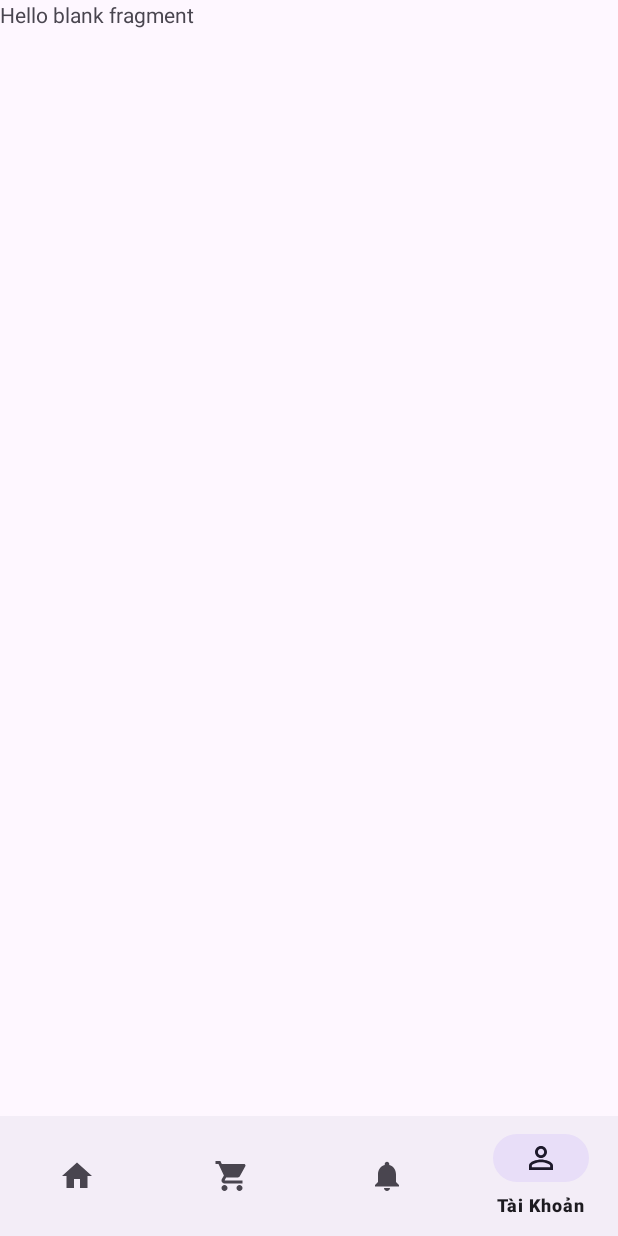
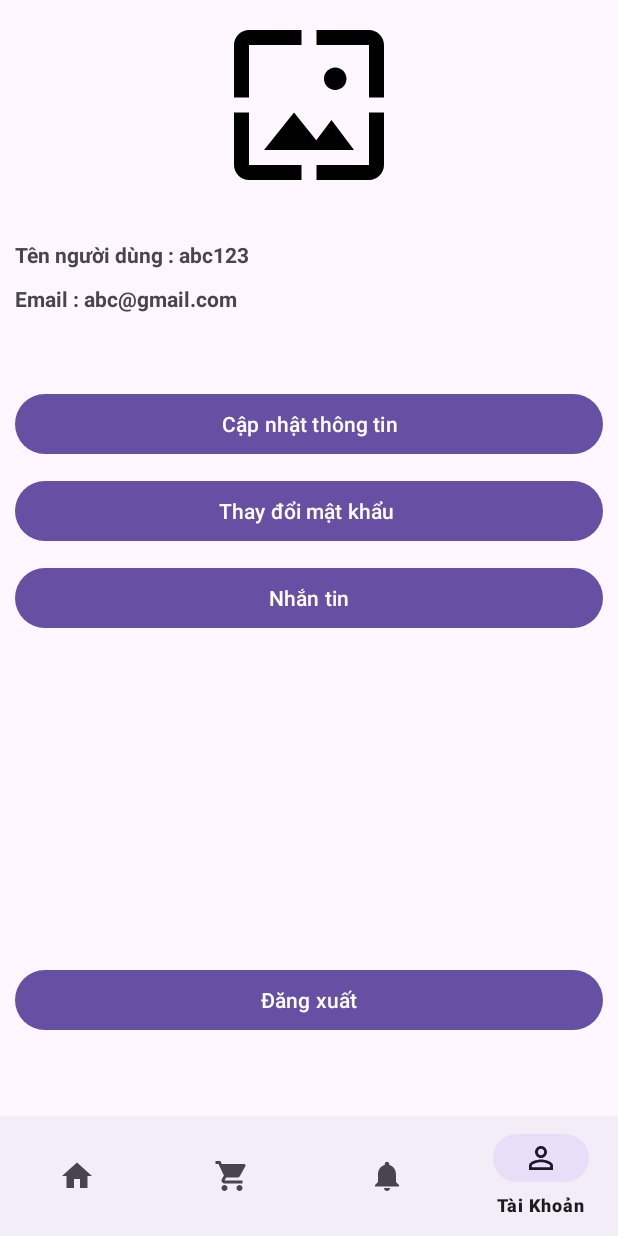
Before and after one commit to sinhdo/DuAnThucTap, an Android app: the HomeFragment screen opened directly, with no data from a screen before it, item 4 of the bottom bar chosen, on a phone screen of 412 x 824 dp. Run offline under Robolectric (Android 15) with nearby library versions, the phone set to English and light mode, and no system bars.

Commit message:
user_profile,chat activiy

```diff
--- a/app/src/main/AndroidManifest.xml
+++ b/app/src/main/AndroidManifest.xml
@@ -12,6 +12,9 @@
         android:supportsRtl="true"
         android:theme="@style/Theme.DuAnThuTap"
         tools:targetApi="31">
+        <activity
+            android:name=".activity.ChatBoxActivity"
+            android:exported="false" />
         <activity
             android:name=".activity.LoginActivity"
             android:exported="false" />
--- a/app/src/main/java/com/example/duanthutap/fragment/HomeFragment.java
+++ b/app/src/main/java/com/example/duanthutap/fragment/HomeFragment.java
@@ -1,14 +1,19 @@
 package com.example.duanthutap.fragment;
 
+import android.content.Intent;
 import android.os.Bundle;
 
+import androidx.annotation.NonNull;
+import androidx.annotation.Nullable;
 import androidx.fragment.app.Fragment;
 
 import android.view.LayoutInflater;
 import android.view.View;
 import android.view.ViewGroup;
+import android.widget.Button;
 
 import com.example.duanthutap.R;
+import com.example.duanthutap.activity.ChatBoxActivity;
 
 /**
  * A simple {@link Fragment} subclass.
@@ -16,6 +21,7 @@ import com.example.duanthutap.R;
  * create an instance of this fragment.
  */
 public class HomeFragment extends Fragment {
+
 
 
     public HomeFragment() {
@@ -37,4 +43,11 @@ public class HomeFragment extends Fragment {
         // Inflate the layout for this fragment
         return inflater.inflate(R.layout.fragment_home, container, false);
     }
+
+    @Override
+    public void onViewCreated(@NonNull View view, @Nullable Bundle savedInstanceState) {
+        super.onViewCreated(view, savedInstanceState);
+
+
+    }
 }
--- a/app/src/main/java/com/example/duanthutap/fragment/ProfileFragment.java
+++ b/app/src/main/java/com/example/duanthutap/fragment/ProfileFragment.java
@@ -1,21 +1,23 @@
 package com.example.duanthutap.fragment;
 
+import android.content.Intent;
 import android.os.Bundle;
 
+import androidx.annotation.NonNull;
+import androidx.annotation.Nullable;
 import androidx.fragment.app.Fragment;
 
 import android.view.LayoutInflater;
 import android.view.View;
 import android.view.ViewGroup;
+import android.widget.Button;
 
 import com.example.duanthutap.R;
+import com.example.duanthutap.activity.ChatBoxActivity;
 
-/**
- * A simple {@link Fragment} subclass.
- * Use the {@link ProfileFragment#newInstance} factory method to
- * create an instance of this fragment.
- */
+
 public class ProfileFragment extends Fragment {
+    Button chatboxbtn;
     public ProfileFragment() {
         // Required empty public constructor
     }
@@ -36,4 +38,18 @@ public class ProfileFragment extends Fragment {
         // Inflate the layout for this fragment
         return inflater.inflate(R.layout.fragment_profile, container, false);
     }
+
+    @Override
+    public void onViewCreated(@NonNull View view, @Nullable Bundle savedInstanceState) {
+        super.onViewCreated(view, savedInstanceState);
+        chatboxbtn = view.findViewById(R.id.chatboxbtn);
+
+        chatboxbtn.setOnClickListener(new View.OnClickListener() {
+            @Override
+            public void onClick(View view) {
+                Intent intent = new Intent(getActivity(), ChatBoxActivity.class);
+                startActivity(intent);
+            }
+        });
+    }
 }
--- /dev/null
+++ b/app/src/main/res/drawable/baseline_wallpaper_24.xml
@@ -0,0 +1,5 @@
+<vector android:height="24dp" android:tint="#000000"
+    android:viewportHeight="24" android:viewportWidth="24"
+    android:width="24dp" xmlns:android="http://schemas.android.com/apk/res/android">
+    <path android:fillColor="@android:color/white" android:pathData="M4,4h7L11,2L4,2c-1.1,0 -2,0.9 -2,2v7h2L4,4zM10,13l-4,5h12l-3,-4 -2.03,2.71L10,13zM17,8.5c0,-0.83 -0.67,-1.5 -1.5,-1.5S14,7.67 14,8.5s0.67,1.5 1.5,1.5S17,9.33 17,8.5zM20,2h-7v2h7v7h2L22,4c0,-1.1 -0.9,-2 -2,-2zM20,20h-7v2h7c1.1,0 2,-0.9 2,-2v-7h-2v7zM4,13L2,13v7c0,1.1 0.9,2 2,2h7v-2L4,20v-7z"/>
+</vector>
--- a/app/src/main/res/layout/fragment_home.xml
+++ b/app/src/main/res/layout/fragment_home.xml
@@ -5,7 +5,7 @@
     android:layout_height="match_parent"
     android:orientation="vertical"
     xmlns:app="http://schemas.android.com/apk/res-auto"
-    tools:context=".HomeFragment">
+    tools:context=".fragment.HomeFragment">
     <RelativeLayout
         android:layout_width="match_parent"
         android:layout_height="wrap_content">
--- a/app/src/main/res/layout/fragment_profile.xml
+++ b/app/src/main/res/layout/fragment_profile.xml
@@ -1,14 +1,55 @@
 <?xml version="1.0" encoding="utf-8"?>
-<FrameLayout xmlns:android="http://schemas.android.com/apk/res/android"
+<LinearLayout xmlns:android="http://schemas.android.com/apk/res/android"
     xmlns:tools="http://schemas.android.com/tools"
     android:layout_width="match_parent"
     android:layout_height="match_parent"
+    android:orientation="vertical"
+    android:layout_margin="10dp"
     tools:context=".fragment.ProfileFragment">
+    <ImageView
+        android:layout_width="120dp"
+        android:layout_height="120dp"
+        android:src="@drawable/baseline_wallpaper_24"
 
-    <!-- TODO: Update blank fragment layout -->
+        android:layout_gravity="center"/>
     <TextView
         android:layout_width="match_parent"
-        android:layout_height="match_parent"
-        android:text="@string/hello_blank_fragment" />
+        android:layout_height="wrap_content"
+        android:text="Tên người dùng : abc123"
+        android:layout_marginTop="30dp"
+        android:textStyle="bold"
+        />
+    <TextView
+        android:layout_width="match_parent"
+        android:layout_height="wrap_content"
+        android:text="Email : abc@gmail.com"
+        android:layout_marginTop="10dp"
+        android:textStyle="bold"
+        />
+    <Button
+        android:layout_width="match_parent"
+        android:layout_height="wrap_content"
+        android:text="Cập nhật thông tin"
+        android:layout_marginTop="50dp"/>
+    <Button
+        android:layout_width="match_parent"
+        android:layout_height="wrap_content"
+        android:text="Thay đổi mật khẩu "
+        android:layout_marginTop="10dp"/>
+    <Button
+        android:id="@+id/chatboxbtn"
+        android:layout_width="match_parent"
+        android:layout_height="wrap_content"
+        android:text="Nhắn tin"
+        android:layout_marginTop="10dp"/>
+    <Button
+        android:layout_width="match_parent"
+        android:layout_height="wrap_content"
+        android:text="Đăng xuất"
+        android:layout_marginTop="220dp"/>
 
-</FrameLayout>
+
+
+
+
+</LinearLayout>
```
Also changed, not shown: app/src/main/java/com/example/duanthutap/activity/ChatBoxActivity.java (added, +16 -0 lines), app/src/main/res/layout/activity_chat_box.xml (added, +29 -0 lines).
